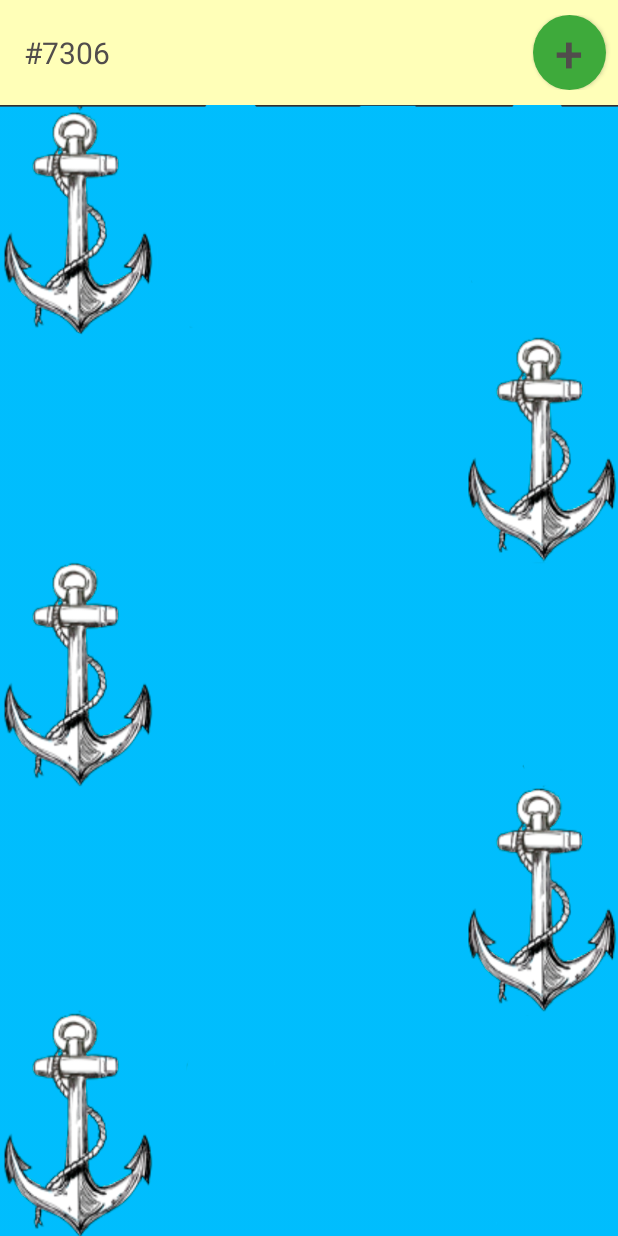
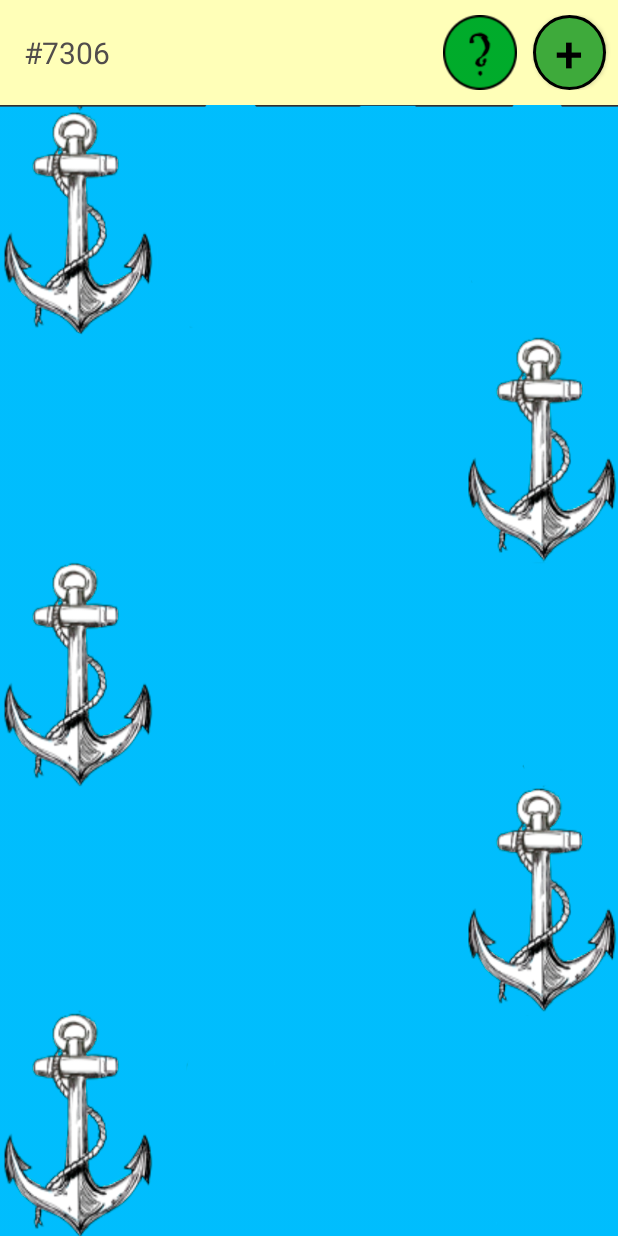
Before and after one commit to JuniorTheF/MULTIPLAYER_TEST, an Android app: the LobbyPage screen opened directly, with no data from a screen before it, on a phone screen of 412 x 824 dp. Run offline under Robolectric (Android 15) with nearby library versions, the phone set to English and light mode, and no system bars; our stand-ins replace Firebase (no records; nobody signed in at launch, a user with empty details on screens opened directly), FlexboxLayout.

Commit message:
some bugfixes + rules

```diff
--- a/app/src/main/java/com/twit/multiplayer_test/LobbyPage.java
+++ b/app/src/main/java/com/twit/multiplayer_test/LobbyPage.java
@@ -8,20 +8,29 @@ import androidx.appcompat.widget.Toolbar;
 import androidx.recyclerview.widget.LinearLayoutManager;
 import androidx.recyclerview.widget.RecyclerView;
 
+import android.app.Dialog;
+import android.content.DialogInterface;
 import android.content.Intent;
 import android.content.SharedPreferences;
 import android.os.Bundle;
 import android.os.Handler;
 import android.os.Message;
+import android.text.Html;
+import android.text.method.LinkMovementMethod;
+import android.util.DisplayMetrics;
 import android.util.Log;
 import android.view.LayoutInflater;
 import android.view.View;
+import android.view.ViewGroup;
+import android.view.WindowManager;
 import android.widget.AdapterView;
 import android.widget.ArrayAdapter;
 import android.widget.Button;
+import android.widget.LinearLayout;
 import android.widget.Spinner;
 import android.widget.TextView;
 
+import com.google.android.flexbox.FlexboxLayout;
 import com.google.android.gms.tasks.OnCompleteListener;
 import com.google.android.gms.tasks.Task;
 import com.google.firebase.database.DataSnapshot;
@@ -29,6 +38,8 @@ import com.google.firebase.database.DatabaseError;
 import com.google.firebase.database.DatabaseReference;
 import com.google.firebase.database.FirebaseDatabase;
 import com.google.firebase.database.ValueEventListener;
+
+import org.w3c.dom.Text;
 
 import java.util.ArrayList;
 import java.util.Map;
@@ -42,6 +53,8 @@ public class LobbyPage extends AppCompatActivity {
     private DatabaseReference mDatabase;
     Integer numberOfPlayers = 4;
     String lobbyNumber;
+    Dialog dialog;
+    AlertDialog.Builder adb;
 
     @Override
     protected void onCreate(Bundle savedInstanceState) {
@@ -63,7 +76,6 @@ public class LobbyPage extends AppCompatActivity {
                         }
                     }
                 });
-
             }
         });
         recyclerView.setLayoutManager(new LinearLayoutManager(this, LinearLayoutManager.VERTICAL, false));
@@ -75,6 +87,37 @@ public class LobbyPage extends AppCompatActivity {
         getSupportActionBar().setCustomView(R.layout.toolbar);
         TextView tbTextView = tb.findViewById(R.id.toolbar_textview);
         Button tbButton = tb.findViewById(R.id.toolbar_button);
+        Button helpButton = tb.findViewById(R.id.toolbar_help_button);
+        LinearLayout ll = new LinearLayout(LobbyPage.this);
+        ll.setLayoutParams(new LinearLayout.LayoutParams(ViewGroup.LayoutParams.MATCH_PARENT, ViewGroup.LayoutParams.WRAP_CONTENT));
+        ll.setOrientation(LinearLayout.VERTICAL);
+        TextView tv = new TextView(LobbyPage.this);
+        tv.setPadding(15,15,0,0);
+        tv.setTextSize(20);
+        tv.setMovementMethod(LinkMovementMethod.getInstance());
+        tv.setText(Html.fromHtml("<a href=https://tesera.ru/images/items/1533001/Rules-za-bortom-vtoroye-izdaniye-rus.pdf>Правила</a>"));
+        TextView tv2 = new TextView(LobbyPage.this);
+        tv2.setPadding(15,15,0,0);
+        tv2.setTextSize(16);
+        tv2.setText("Особенности издания: игровое взаимодействие происходит через всплывающие диалоги и нажатия на ники и элементы интерфейса");
+        ll.addView(tv);
+        ll.addView(tv2);
+        adb = new AlertDialog.Builder(LobbyPage.this);
+        adb.setView(ll)
+                .setNegativeButton("Закрыть", new DialogInterface.OnClickListener() {
+                    @Override
+                    public void onClick(DialogInterface dialogInterface, int i) {
+                        dialog.dismiss();
+                    }
+                });
+        dialog = adb.create();
+
+        helpButton.setOnClickListener(new View.OnClickListener() {
+            @Override
+            public void onClick(View view) {
+                dialog.show();
+            }
+        });
 
         SharedPreferences.Editor spe = sp.edit();
         tbTextView.setText(sp.getString("userLogin", null)+"#"+sp.getString("userId", null));
--- a/app/src/main/java/com/twit/multiplayer_test/MainGame.java
+++ b/app/src/main/java/com/twit/multiplayer_test/MainGame.java
@@ -2028,6 +2028,9 @@ public class MainGame extends AppCompatActivity {
                                         }
                                     });
                                 }else {
+                                    Button endTurn = findViewById(R.id.end_turn_button);
+                                    endTurn.setEnabled(true);
+                                    endTurn.setOnClickListener(null);
                                     nextMove("evening_thirst");
                                     return;
                                 }
@@ -2142,50 +2145,51 @@ public class MainGame extends AppCompatActivity {
     }
 
     public void nextMove(String curr_stage){
-        if (lobby.getTurn().equals(orderedByTurn.size()) || curr_stage.equals("evening_choose_card") || curr_stage.equals("evening_gulls") || curr_stage.equals("evening_overboard") || curr_stage.equals("evening_shark_damage") || curr_stage.equals("evening_damage_overboard") || curr_stage.equals("evening_final")){
-            if(curr_stage.equals("morning")){
+        if (lobby.getGameState().equals(curr_stage)) {
+            if (lobby.getTurn().equals(orderedByTurn.size()) || curr_stage.equals("evening_choose_card") || curr_stage.equals("evening_gulls") || curr_stage.equals("evening_overboard") || curr_stage.equals("evening_shark_damage") || curr_stage.equals("evening_damage_overboard") || curr_stage.equals("evening_final")) {
+                if (curr_stage.equals("morning")) {
                     lobby.setGameState("trade");
                 }
-            if(curr_stage.equals("trade")){
+                if (curr_stage.equals("trade")) {
                     lobby.setGameState("noon");
                 }
-            if (curr_stage.equals("noon")){
+                if (curr_stage.equals("noon")) {
                     lobby.setGameState("evening_choose_card");
                 }
-            if (curr_stage.equals("evening_choose_card")){
+                if (curr_stage.equals("evening_choose_card")) {
                     lobby.setGameState("evening_gulls");
                 }
-            if (curr_stage.equals("evening_gulls")){
+                if (curr_stage.equals("evening_gulls")) {
                     lobby.setGameState("evening_overboard");
                 }
-            if (curr_stage.equals("evening_overboard")){
+                if (curr_stage.equals("evening_overboard")) {
                     lobby.setGameState("evening_bait");
                 }
-            if (curr_stage.equals("evening_bait")){
+                if (curr_stage.equals("evening_bait")) {
                     lobby.setGameState("evening_shark_damage");
                 }
-            if (curr_stage.equals("evening_shark_damage")){
+                if (curr_stage.equals("evening_shark_damage")) {
                     lobby.setGameState("evening_zhilet");
                 }
-            if (curr_stage.equals("evening_zhilet")){
+                if (curr_stage.equals("evening_zhilet")) {
                     lobby.setGameState("evening_damage_overboard");
                 }
-            if (curr_stage.equals("evening_damage_overboard")){
+                if (curr_stage.equals("evening_damage_overboard")) {
                     lobby.setGameState("evening_thirst");
                 }
-            if (curr_stage.equals("evening_thirst")){
+                if (curr_stage.equals("evening_thirst")) {
                     lobby.setGameState("evening_final");
                 }
-            if (curr_stage.equals("evening_final")){
+                if (curr_stage.equals("evening_final")) {
                     lobby.setGameState("morning");
                 }
                 lobby.setTurn(1);
-        }
-        else {
+            } else {
                 lobby.setTurn(lobby.getTurn() + 1);
             }
             brawl_showed = false;
             mDatabase.child("lobby").child(lobbyNumber).setValue(lobby);
+        }
     }
 
     private Integer calculatePower(BrawlMember brawlMember){
--- a/app/src/main/res/drawable/create_lobby.xml
+++ b/app/src/main/res/drawable/create_lobby.xml
@@ -2,5 +2,5 @@
 <shape xmlns:android="http://schemas.android.com/apk/res/android" android:shape="oval" >
     <solid android:color="@color/lobby_create"  />
     <padding android:bottom="20dp" android:top="20dp" android:left="20dp" android:right="20dp"/>
-
+    <stroke android:color="@color/black" android:width="2dp"/>
 </shape>
--- a/app/src/main/res/drawable/create_lobby_pressed.xml
+++ b/app/src/main/res/drawable/create_lobby_pressed.xml
@@ -2,4 +2,5 @@
 <shape xmlns:android="http://schemas.android.com/apk/res/android" android:shape="oval" >
     <solid android:color="@color/lobby_create_pressed"  />
     <padding android:bottom="20dp" android:top="20dp" android:left="20dp" android:right="20dp"/>
+    <stroke android:color="@color/black" android:width="2dp"/>
 </shape>
--- a/app/src/main/res/layout/activity_lobby_page.xml
+++ b/app/src/main/res/layout/activity_lobby_page.xml
@@ -4,6 +4,7 @@
     xmlns:tools="http://schemas.android.com/tools"
     android:layout_width="match_parent"
     android:layout_height="match_parent"
+    android:padding="0dp"
     android:orientation="vertical"
     tools:context=".LobbyPage"
     >
--- a/app/src/main/res/layout/toolbar.xml
+++ b/app/src/main/res/layout/toolbar.xml
@@ -20,6 +20,18 @@
             android:textSize="20sp"
             android:text="qq"
             android:textColor="@color/text" />
+        <Button
+            android:layout_weight="1"
+            android:id="@+id/toolbar_help_button"
+            android:padding="0dp"
+            android:gravity="center"
+            android:layout_gravity="center"
+            android:layout_width="50dp"
+            android:layout_height="50dp"
+            android:layout_marginRight="5dp"
+            android:background="@drawable/rules_button"
+            android:textColor="@color/text"
+            android:textSize="33sp" />
 
         <Button
             android:layout_weight="1"
@@ -32,7 +44,7 @@
             android:layout_marginRight="5dp"
             android:background="@drawable/button_number_of_players"
             android:text="+"
-        android:textColor="@color/text"
+            android:textColor="@color/black"
             android:textSize="33sp" />
     </TableRow>
 
```
Also changed, not shown: app/src/main/res/drawable/rules_button.png. Lines whose indentation alone changed are shown as unchanged.
